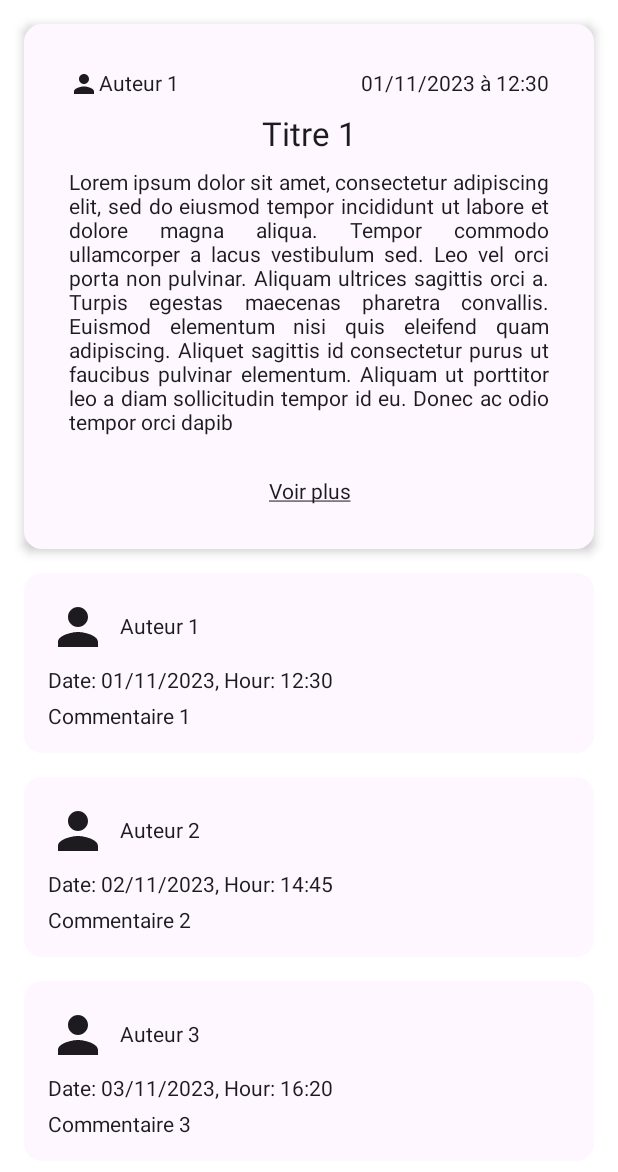
After one commit to ValentineGilles/SagLife, an Android app built with Jetpack Compose: the @Preview function ForumPagePreview, on a phone screen of 412 x 824 dp. The commit adds this screen. Shown: the top 1172 px of the screen. Run offline under Robolectric (Android 15) with nearby library versions, the phone set to English and light mode, and no system bars.

Commit message:
Ajout de la page par post de forum

```diff
--- a/app/src/main/java/com/example/saglife/MainActivity.kt
+++ b/app/src/main/java/com/example/saglife/MainActivity.kt
@@ -24,7 +24,8 @@ import androidx.navigation.compose.NavHost
 import androidx.navigation.compose.composable
 import androidx.navigation.compose.rememberNavController
 import com.example.saglife.component.BottomNavigationBar
-import com.example.saglife.screen.EventScreen
+import com.example.saglife.component.ForumPage
+import com.example.saglife.component.EventScreen
 import com.example.saglife.screen.account.ForgotPasswordScreen
 import com.example.saglife.screen.account.LoginScreen
 import com.example.saglife.screen.account.ProfileScreen
@@ -152,6 +153,16 @@ class MainActivity : ComponentActivity() {
                     isTopBarBack.value = true
                     EventScreen(navController = navController,backStackEntry.arguments?.getString("id"))
                 }
+
+                composable(Routes.ForumPage.route) { backStackEntry ->
+                    isTopBarVisible.value = true
+                    isBottomBarVisible.value = false
+                    isTopBarBack.value = true
+                    ForumPage(
+                        navController = navController,
+                        backStackEntry.arguments?.getString("id")
+                    )
+                }
             }
         }
     }
--- a/app/src/main/java/com/example/saglife/Routes.kt
+++ b/app/src/main/java/com/example/saglife/Routes.kt
@@ -8,4 +8,5 @@ sealed class Routes(val route: String) {
     object Map : Routes("map")
     object Profile : Routes("Profile")
     object Event : Routes("event/{id}")
+    object ForumPage : Routes("forum/{id}")
 }
--- a/app/src/main/java/com/example/saglife/screen/EventScreen.kt
+++ b/app/src/main/java/com/example/saglife/component/CalendarPage.kt
@@ -1,4 +1,4 @@
-package com.example.saglife.screen
+package com.example.saglife.component
 import androidx.compose.foundation.Image
 import androidx.compose.foundation.layout.Box
 import androidx.compose.foundation.layout.Column
--- a/app/src/main/java/com/example/saglife/component/ForumCard.kt
+++ b/app/src/main/java/com/example/saglife/component/ForumCard.kt
@@ -2,6 +2,7 @@ package com.example.saglife
 
 
 import androidx.compose.foundation.background
+import androidx.compose.foundation.clickable
 import androidx.compose.foundation.layout.Arrangement
 import androidx.compose.foundation.layout.Box
 import androidx.compose.foundation.layout.Column
@@ -13,12 +14,9 @@ import androidx.compose.foundation.layout.padding
 import androidx.compose.foundation.layout.size
 import androidx.compose.foundation.layout.width
 import androidx.compose.foundation.shape.RoundedCornerShape
-import androidx.compose.material.icons.Icons
-import androidx.compose.material.icons.filled.DateRange
 import androidx.compose.material3.Card
 import androidx.compose.material3.CardDefaults
 import androidx.compose.material3.Icon
-import androidx.compose.material3.LocalTextStyle
 import androidx.compose.material3.MaterialTheme
 import androidx.compose.material3.Text
 import androidx.compose.runtime.Composable
@@ -28,19 +26,26 @@ import androidx.compose.ui.draw.shadow
 import androidx.compose.ui.graphics.Color
 import androidx.compose.ui.res.painterResource
 import androidx.compose.ui.text.TextStyle
-import androidx.compose.ui.text.font.FontWeight
-import androidx.compose.ui.text.style.TextAlign
 import androidx.compose.ui.unit.dp
 import androidx.compose.ui.unit.sp
-import java.util.Date
+import androidx.navigation.NavHostController
 
 @Composable
-fun ForumCard(icon: Int, titre: String, auteur: String, Nb: Int, date: String) {
+fun ForumCard(data: Map<String, Any>, navController: NavHostController) {
+    val icon = data["icon"] as Int
+    val title = data["title"] as String
+    val author = data["author"] as String
+    val nb = data["nb"] as Int
+    val date = data["date"] as String
+    val id = data["id"] as String
+
     Card(
         colors = CardDefaults.cardColors(
             containerColor = MaterialTheme.colorScheme.surface,
         ),
-        modifier = Modifier.fillMaxWidth().shadow(4.dp, shape = RoundedCornerShape(8.dp))
+        modifier = Modifier.fillMaxWidth().shadow(4.dp, shape = RoundedCornerShape(8.dp)).clickable {
+            navController.navigate("forum/$id")
+        }
     ) {
         Row(
             modifier = Modifier
@@ -67,10 +72,10 @@ fun ForumCard(icon: Int, titre: String, auteur: String, Nb: Int, date: String) {
                     .padding(start = 16.dp)
             ) {
                 Text(
-                    text = titre,
+                    text = title,
                     style = MaterialTheme.typography.titleSmall)
                 Text(
-                    text = auteur,
+                    text = author,
                     style = TextStyle(
                         fontSize = 12.sp,
                         letterSpacing = 0.sp
@@ -82,7 +87,7 @@ fun ForumCard(icon: Int, titre: String, auteur: String, Nb: Int, date: String) {
                     horizontalArrangement = Arrangement.SpaceBetween
                 ) {
                     Text(
-                        text = "$Nb réponse(s)",
+                        text = "$nb réponse(s)",
                         style = TextStyle(
                             fontSize = 10.sp,
                             letterSpacing = 0.sp
--- /dev/null
+++ b/app/src/main/java/com/example/saglife/component/ForumPage.kt
@@ -0,0 +1,212 @@
+package com.example.saglife.component
+
+import androidx.compose.foundation.background
+import androidx.compose.foundation.clickable
+import androidx.compose.foundation.layout.Arrangement
+import androidx.compose.foundation.layout.Box
+import androidx.compose.foundation.layout.Column
+import androidx.compose.foundation.layout.Row
+import androidx.compose.foundation.layout.Spacer
+import androidx.compose.foundation.layout.fillMaxSize
+import androidx.compose.foundation.layout.fillMaxWidth
+import androidx.compose.foundation.layout.height
+import androidx.compose.foundation.layout.padding
+import androidx.compose.foundation.layout.size
+import androidx.compose.foundation.layout.width
+import androidx.compose.foundation.lazy.LazyColumn
+import androidx.compose.foundation.shape.RoundedCornerShape
+import androidx.compose.material3.Card
+import androidx.compose.material3.CardDefaults
+import androidx.compose.material3.Icon
+import androidx.compose.material3.MaterialTheme
+import androidx.compose.material3.Text
+import androidx.compose.runtime.Composable
+import androidx.compose.runtime.getValue
+import androidx.compose.runtime.mutableStateOf
+import androidx.compose.runtime.remember
+import androidx.compose.runtime.setValue
+import androidx.compose.ui.Alignment
+import androidx.compose.ui.Modifier
+import androidx.compose.ui.draw.shadow
+import androidx.compose.ui.graphics.Color
+import androidx.compose.ui.res.painterResource
+import androidx.compose.ui.text.TextStyle
+import androidx.compose.ui.text.android.animation.SegmentType
+import androidx.compose.ui.text.style.TextAlign
+import androidx.compose.ui.text.style.TextDecoration
+import androidx.compose.ui.tooling.preview.Preview
+import androidx.compose.ui.unit.dp
+import androidx.compose.ui.unit.sp
+import androidx.navigation.NavHostController
+import com.example.saglife.R
+
+data class ItemData(
+    val icon: Int,
+    val author: String,
+    val date: String,
+    val hour: String,
+    val comment: String
+)
+
+@Composable
+fun ForumPage(navController: NavHostController, id: String?) {
+    val icon = R.drawable.ic_profile
+    val title = "Titre 1"
+    val author = "Auteur 1"
+    val nb = 10
+    val date = "01/11/2023"
+    val hour = "12:30"
+    val description =
+        "Lorem ipsum dolor sit amet, consectetur adipiscing elit, sed do eiusmod tempor incididunt ut labore et dolore magna aliqua. Tempor commodo ullamcorper a lacus vestibulum sed. Leo vel orci porta non pulvinar. Aliquam ultrices sagittis orci a. Turpis egestas maecenas pharetra convallis. Euismod elementum nisi quis eleifend quam adipiscing. Aliquet sagittis id consectetur purus ut faucibus pulvinar elementum. Aliquam ut porttitor leo a diam sollicitudin tempor id eu. Donec ac odio tempor orci dapibus ultrices in iaculis nunc. Laoreet non curabitur gravida arcu ac. Pharetra sit amet aliquam id diam maecenas ultricies. Pellentesque eu tincidunt tortor aliquam. Ornare suspendisse sed nisi lacus. Quam viverra orci sagittis eu. Diam donec adipiscing tristique risus nec feugiat in fermentum. Venenatis a condimentum vitae sapien."
+    var showFullDescription by remember { mutableStateOf(false) }
+
+    val dataList = listOf(
+        ItemData(R.drawable.ic_profile, "Auteur 1", "01/11/2023", "12:30", "Commentaire 1"),
+        ItemData(R.drawable.ic_profile, "Auteur 2", "02/11/2023", "14:45", "Commentaire 2"),
+        ItemData(R.drawable.ic_profile, "Auteur 3", "03/11/2023", "16:20", "Commentaire 3")
+    )
+
+    Column() {
+
+            Card(
+                colors = CardDefaults.cardColors(
+                    containerColor = MaterialTheme.colorScheme.surface,
+                ),
+                modifier = Modifier
+                    .fillMaxWidth()
+                    .padding(16.dp)
+                    .shadow(4.dp, shape = RoundedCornerShape(8.dp))
+            ) {
+                Row(
+                    modifier = Modifier
+                        .fillMaxWidth()
+                        .padding(
+                            start = 30.dp,
+                            end = 30.dp,
+                            top = 30.dp
+                        ),
+                    verticalAlignment = Alignment.CenterVertically
+                ) {
+                    Icon(
+                        painter = painterResource(icon),
+                        contentDescription = "Forum",
+                        modifier = Modifier.size(20.dp)
+                    )
+                    Text(author)
+                    Text(
+                        text = "$date à $hour",
+                        modifier = Modifier.fillMaxWidth(),
+                        textAlign = TextAlign.End
+                    )
+                }
+                Row(
+                    modifier = Modifier
+                        .fillMaxWidth()
+                        .padding(10.dp)
+                ) {
+                    Text(
+                        text = title,
+                        style = MaterialTheme.typography.titleLarge,
+                        textAlign = TextAlign.Center,
+                        modifier = Modifier.fillMaxWidth()
+                    )
+                }
+                Row(
+                    modifier = Modifier
+                        .fillMaxWidth()
+                        .padding(
+                            start = 30.dp,
+                            end = 30.dp,
+                            bottom = 30.dp
+                        )
+                )
+                {
+                    if (showFullDescription) {
+                        Text(
+                            text = description,
+                            textAlign = TextAlign.Justify
+                        )
+                    } else {
+                        Text(
+                            text = description.substring(
+                                0,
+                                500
+                            ), // Limite la description à 100 caractères
+                            textAlign = TextAlign.Justify
+                        )
+
+                    }
+                }
+
+                Row(
+                    modifier = Modifier
+                        .fillMaxWidth()
+                        .padding(
+                            start = 30.dp,
+                            end = 30.dp,
+                            bottom = 30.dp
+                        )
+                )
+                {
+                    if (description.length > 500) {
+                        if (showFullDescription) {
+                            Text(
+                                text = "Voir moins",
+                                textAlign = TextAlign.Center,
+                                modifier = Modifier
+                                    .clickable { showFullDescription = false }
+                                    .fillMaxWidth(),
+                                style = TextStyle(textDecoration = TextDecoration.Underline)
+                            )
+                        } else {
+                            Text(
+                                text = "Voir plus",
+                                textAlign = TextAlign.Center,
+                                modifier = Modifier
+                                    .clickable { showFullDescription = true }
+                                    .fillMaxWidth(),
+                                style = TextStyle(textDecoration = TextDecoration.Underline)
+
+                            )
+                        }
+                    }
+                }
+
+            }
+
+        Column {
+            dataList.forEach { item ->
+                Card(
+                    modifier = Modifier
+                        .fillMaxWidth()
+                        .padding(start = 16.dp, end = 16.dp, bottom = 16.dp),
+                    colors = CardDefaults.cardColors(
+                        containerColor = MaterialTheme.colorScheme.surface,
+                    ),
+                ) {
+                    Column(
+                        modifier = Modifier
+                            .padding(16.dp)
+                            .fillMaxWidth()
+                    ) {
+                        Row(
+                            verticalAlignment = Alignment.CenterVertically
+                        ) {
+                            Icon(
+                                painter = painterResource(id = item.icon),
+                                contentDescription = null,
+                                modifier = Modifier.size(40.dp)
+                            )
+                            Spacer(modifier = Modifier.width(8.dp))
+                            Text(text = item.author)
+                        }
+                        Spacer(modifier = Modifier.height(8.dp))
+                        Text(text = "Date: ${item.date}, Hour: ${item.hour}")
+                        Spacer(modifier = Modifier.height(8.dp))
+                        Text(text = item.comment)
+                    }
+                }
+            }
+
+    }}
+}
--- /dev/null
+++ b/app/src/main/java/com/example/saglife/previews/ForumPagePreview.kt
@@ -0,0 +1,15 @@
+package com.example.saglife.previews
+
+import androidx.compose.runtime.Composable
+import androidx.compose.ui.tooling.preview.Preview
+import androidx.navigation.compose.rememberNavController
+import com.example.saglife.component.ForumPage
+
+@Preview
+@Composable
+fun ForumPagePreview() {
+    ForumPage(
+        navController = rememberNavController(),
+        id = "example_id"
+    )
+}
--- a/app/src/main/java/com/example/saglife/screen/sections/ForumScreen.kt
+++ b/app/src/main/java/com/example/saglife/screen/sections/ForumScreen.kt
@@ -1,6 +1,7 @@
 package com.example.saglife.screen.sections
 
 import android.annotation.SuppressLint
+import androidx.compose.foundation.clickable
 import androidx.compose.foundation.layout.Arrangement
 import androidx.compose.foundation.layout.Column
 import androidx.compose.foundation.layout.Spacer
@@ -54,14 +55,16 @@ fun ForumScreen(navController : NavHostController) {
             "title" to "Titre 1",
             "author" to "Auteur 1",
             "nb" to 10,
-            "date" to "01/11/2023"
+            "date" to "01/11/2023",
+            "id" to "1"
         ),
         mapOf(
             "icon" to R.drawable.ic_profile,
             "title" to "Titre 2",
             "author" to "Auteur 2",
             "nb" to 20,
-            "date" to "02/11/2023"
+            "date" to "02/11/2023",
+            "id" to "2"
         ),
     )
 
@@ -80,17 +83,17 @@ fun ForumScreen(navController : NavHostController) {
         Column(
             modifier = Modifier
                 .fillMaxSize()
-                .padding(16.dp),
-            horizontalAlignment = Alignment.CenterHorizontally
+                .padding(16.dp)
+                .clickable {navController.navigate("ForumPage")},
+            horizontalAlignment = Alignment.CenterHorizontally,
+
         ) {
             LazyColumn {
                 items(forumDataList) { data ->
+
                     ForumCard(
-                        data["icon"] as Int,
-                        data["title"] as String,
-                        data["author"] as String,
-                        data["nb"] as Int,
-                        data["date"] as String
+                        navController = navController,
+                        data = data
                     )
 
                     Spacer(modifier = Modifier.height(16.dp))
```
